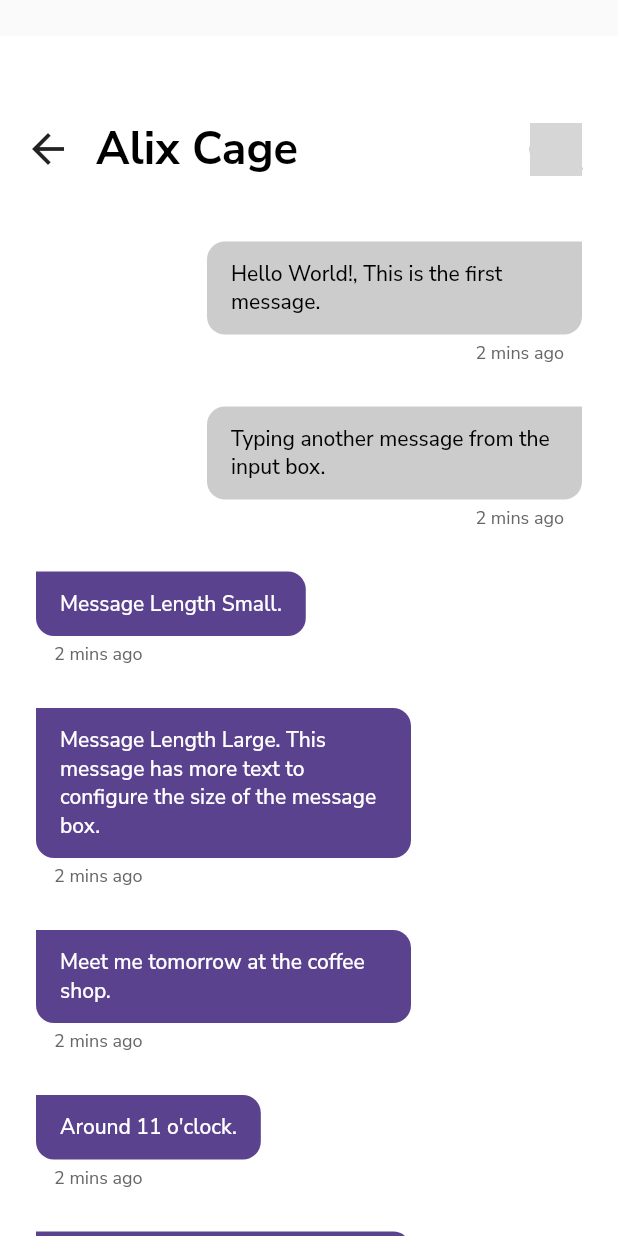
After one commit to akshayejh/flat_chat, a Flutter app: the ChatPage screen opened by its route, on a phone screen of 412 x 824 dp. The commit adds this screen. Run offline on Flutter 3.47's test engine with Material 2 defaults, Android fonts, the phone set to English and light mode, and no system bars; our stand-ins replace google_fonts; network calls fail; grey boxes are pictures that could not be loaded.

Commit message:
Implementation:
- ChatPage Half Complete

```diff
--- /dev/null
+++ b/lib/flat_widgets/flat_action_btn.dart
@@ -0,0 +1,21 @@
+import 'package:flutter/material.dart';
+
+class FlatActionButton extends StatelessWidget {
+  final Icon icon;
+  final Function onPressed;
+  FlatActionButton({this.icon, this.onPressed});
+
+  @override
+  Widget build(BuildContext context) {
+    return InkWell(
+      onTap: onPressed,
+      child: Container(
+        padding: EdgeInsets.all(8.0),
+        child: icon ?? Icon(
+          Icons.arrow_back,
+          size: 32.0,
+        ),
+      ),
+    );
+  }
+}
--- /dev/null
+++ b/lib/flat_widgets/flat_chat_message.dart
@@ -0,0 +1,116 @@
+import 'package:flutter/material.dart';
+
+enum MessageType { sent, received }
+
+class FlatChatMessage extends StatelessWidget {
+  final String message;
+  final MessageType messageType;
+  final Color backgroundColor;
+  final Color textColor;
+  final String time;
+  final bool showTime;
+  final double maxWidth;
+  final double minWidth;
+
+  FlatChatMessage(
+      {this.message, this.messageType, this.backgroundColor, this.textColor, this.time, this.showTime, this.minWidth, this.maxWidth});
+
+  CrossAxisAlignment messageAlignment() {
+    if (messageType == null || messageType == MessageType.received) {
+      return CrossAxisAlignment.start;
+    } else {
+      return CrossAxisAlignment.end;
+    }
+  }
+
+  double topLeftRadius() {
+    if (messageType == null || messageType == MessageType.received) {
+      return 0.0;
+    } else {
+      return 12.0;
+    }
+  }
+
+  double topRightRadius() {
+    if (messageType == null || messageType == MessageType.received) {
+      return 12.0;
+    } else {
+      return 0.0;
+    }
+  }
+
+  Color messageBgColor(BuildContext context) {
+    if (messageType == null || messageType == MessageType.received) {
+      return Theme.of(context).primaryColor;
+    } else {
+      return Color(0xFFCCCCCC);
+    }
+  }
+
+  Color messageTextColor(BuildContext context) {
+    if (messageType == null || messageType == MessageType.received) {
+      return Colors.white;
+    } else {
+      return Colors.black;
+    }
+  }
+
+  Text messageTime() {
+    if(showTime != null && showTime == true) {
+      return Text(
+        time ?? "Time",
+        style: TextStyle(
+          fontSize: 12.0,
+          color: Color(0xFF666666),
+        ),
+      );
+    } else {
+      return null;
+    }
+  }
+
+  @override
+  Widget build(BuildContext context) {
+    return Container(
+      padding: EdgeInsets.symmetric(
+        vertical: 12.0,
+        horizontal: 24.0,
+      ),
+      child: Column(
+        crossAxisAlignment: messageAlignment(),
+        children: [
+          Container(
+            constraints: BoxConstraints(minWidth: minWidth ?? 100.0, maxWidth: maxWidth ?? 250.0),
+            decoration: BoxDecoration(
+              color: backgroundColor ?? messageBgColor(context),
+              borderRadius: BorderRadius.only(
+                topLeft: Radius.circular(topLeftRadius()),
+                topRight: Radius.circular(topRightRadius()),
+                bottomLeft: Radius.circular(12.0),
+                bottomRight: Radius.circular(12.0),
+              ),
+            ),
+            padding: EdgeInsets.symmetric(
+              vertical: 12.0,
+              horizontal: 16.0,
+            ),
+            child: Text(
+              message ?? "Message here...",
+              style: TextStyle(
+                color: textColor ?? messageTextColor(context),
+                fontWeight: FontWeight.w500,
+              ),
+            ),
+          ),
+          Padding(
+            padding: const EdgeInsets.symmetric(
+              vertical: 4.0,
+              horizontal: 12.0,
+            ),
+            child: messageTime(),
+          ),
+        ],
+      ),
+    );
+  }
+}
--- a/lib/flat_widgets/flat_page_header.dart
+++ b/lib/flat_widgets/flat_page_header.dart
@@ -1,3 +1,4 @@
+import 'package:flatchat/flat_widgets/flat_profile_image.dart';
 import 'package:flutter/material.dart';
 
 class FlatPageHeader extends StatelessWidget {
@@ -6,30 +7,73 @@ class FlatPageHeader extends StatelessWidget {
   final FontWeight fontWeight;
   final Color backgroundColor;
   final Color textColor;
-  FlatPageHeader({this.title, this.textSize, this.fontWeight, this.backgroundColor, this.textColor});
+  final Widget suffixWidget;
+  final Widget prefixWidget;
+  FlatPageHeader({this.title, this.textSize, this.fontWeight, this.backgroundColor, this.textColor, this.suffixWidget, this.prefixWidget});
 
   @override
   Widget build(BuildContext context) {
+
+    double paddingRight() {
+      if(suffixWidget == null){
+        return 24.0;
+      } else {
+        return 16.0;
+      }
+    }
+
+    double paddingLeft() {
+      if(prefixWidget == null) {
+        return 24.0;
+      } else {
+        return 8.0;
+      }
+    }
+
+    double headerPadding() {
+      if(prefixWidget == null) {
+        return 0.0;
+      } else {
+        return 8.0;
+      }
+    }
+
     return Container(
       decoration: BoxDecoration(
         color: backgroundColor ?? Colors.white,
       ),
       padding: EdgeInsets.only(
         top: 50.0,
-        left: 24.0,
-        right: 24.0,
+        left: paddingLeft(),
+        right: paddingRight(),
         bottom: 24.0,
       ),
       child: Row(
+        mainAxisAlignment: MainAxisAlignment.spaceBetween,
         children: [
-          Text(
-            title ?? "Flat Chat",
-            style: TextStyle(
-              color: textColor ?? Colors.black,
-              fontSize: textSize ?? 30.0,
-              fontWeight: fontWeight ?? FontWeight.w700
+          Container(
+            child: Row(
+              children: [
+                prefixWidget ?? Container(),
+                Padding(
+                  padding: EdgeInsets.only(
+                    left: headerPadding(),
+                  ),
+                  child: Text(
+                    title ?? "Header",
+                    style: TextStyle(
+                      color: textColor ?? Colors.black,
+                      fontSize: textSize ?? 30.0,
+                      fontWeight: fontWeight ?? FontWeight.w700
+                    ),
+                  ),
+                ),
+              ],
             ),
-          )
+          ),
+          Container(
+            child: suffixWidget,
+          ),
         ],
       ),
     );
--- a/lib/main.dart
+++ b/lib/main.dart
@@ -1,5 +1,13 @@
+import 'package:flatchat/flat_widgets/flat_action_btn.dart';
 import 'package:flatchat/flat_widgets/flat_add_story_btn.dart';
+import 'package:flatchat/flat_widgets/flat_chat_item.dart';
+import 'package:flatchat/flat_widgets/flat_counter.dart';
+import 'package:flatchat/flat_widgets/flat_page_header.dart';
+import 'package:flatchat/flat_widgets/flat_profile_image.dart';
+import 'package:flatchat/flat_widgets/flat_section_header.dart';
 import 'package:flatchat/screens/apppage.dart';
+import 'package:flatchat/screens/chatpage.dart';
+import 'package:flatchat/screens/samplepage.dart';
 import 'package:flutter/material.dart';
 import 'package:google_fonts/google_fonts.dart';
 
@@ -26,9 +34,12 @@ class MyApp extends StatelessWidget {
         primaryColorLight: Color(0xffFCF9F5),
       ),
       debugShowCheckedModeBanner: false,
-      home: Scaffold(
-        body: AppPage(),
-      ),
+      routes: {
+        AppPage.id: (context) => AppPage(),
+        ChatPage.id: (context) => ChatPage(),
+        SamplePage.id: (context) => SamplePage(),
+      },
+      initialRoute: AppPage.id,
     );
   }
 }
--- a/lib/screens/apppage.dart
+++ b/lib/screens/apppage.dart
@@ -4,9 +4,12 @@ import 'package:flatchat/flat_widgets/flat_counter.dart';
 import 'package:flatchat/flat_widgets/flat_page_header.dart';
 import 'package:flatchat/flat_widgets/flat_profile_image.dart';
 import 'package:flatchat/flat_widgets/flat_section_header.dart';
+import 'package:flatchat/screens/chatpage.dart';
 import 'package:flutter/material.dart';
 
 class AppPage extends StatefulWidget {
+  static final String id = "AppPage";
+
   @override
   _AppPageState createState() => _AppPageState();
 }
@@ -14,7 +17,8 @@ class AppPage extends StatefulWidget {
 class _AppPageState extends State<AppPage> {
   @override
   Widget build(BuildContext context) {
-    return Container(
+    return Scaffold(
+      body: Container(
         width: double.infinity,
         color: Colors.white,
         child: ListView(
@@ -82,6 +86,9 @@ class _AppPageState extends State<AppPage> {
               name: "Alix Cage",
               message: "Something new here, wasup chan",
               multiLineMessage: true,
+              onPressed: () {
+                Navigator.pushNamed(context, ChatPage.id);
+              },
             ),
             FlatSectionHeader(
               text: "Messages",
@@ -108,6 +115,7 @@ class _AppPageState extends State<AppPage> {
             FlatChatItem()
           ],
         ),
+      ),
     );
   }
 }
--- /dev/null
+++ b/lib/screens/chatpage.dart
@@ -0,0 +1,95 @@
+import 'package:flatchat/flat_widgets/flat_action_btn.dart';
+import 'package:flatchat/flat_widgets/flat_chat_message.dart';
+import 'package:flatchat/flat_widgets/flat_page_header.dart';
+import 'package:flatchat/flat_widgets/flat_profile_image.dart';
+import 'package:flutter/material.dart';
+
+class ChatPage extends StatefulWidget {
+  static final String id = "ChatPage";
+
+  @override
+  _ChatPageState createState() => _ChatPageState();
+}
+
+class _ChatPageState extends State<ChatPage> {
+  @override
+  Widget build(BuildContext context) {
+    return Scaffold(
+      body: Container(
+        margin: EdgeInsets.only(
+          top: 24.0,
+        ),
+        width: double.infinity,
+        color: Colors.white,
+        child: Column(
+          children: [
+            FlatPageHeader(
+              prefixWidget: FlatActionButton(
+                onPressed: () {
+                  Navigator.pop(context);
+                },
+              ),
+              title: "Alix Cage",
+              suffixWidget: FlatProfileImage(
+                size: 35.0,
+                onlineIndicator: true,
+                imageUrl: 'https://images.pexels.com/photos/3866555/pexels-photo-3866555.png?auto=compress&cs=tinysrgb&dpr=2&h=750&w=1260',
+                onPressed: () {
+                  print("Clicked Profile Image");
+                },
+              ),
+            ),
+            Expanded(
+              child: ListView(
+                children: [
+                  FlatChatMessage(
+                    message: "Hello World!, This is the first message.",
+                    messageType: MessageType.sent,
+                    showTime: true,
+                    time: "2 mins ago",
+                  ),
+                  FlatChatMessage(
+                    message: "Typing another message from the input box.",
+                    messageType: MessageType.sent,
+                    showTime: true,
+                    time: "2 mins ago",
+                  ),
+                  FlatChatMessage(
+                    message: "Message Length Small.",
+                    showTime: true,
+                    time: "2 mins ago",
+                  ),
+                  FlatChatMessage(
+                    message: "Message Length Large. This message has more text to configure the size of the message box.",
+                    showTime: true,
+                    time: "2 mins ago",
+                  ),
+                  FlatChatMessage(
+                    message: "Meet me tomorrow at the coffee shop.",
+                    showTime: true,
+                    time: "2 mins ago",
+                  ),
+                  FlatChatMessage(
+                    message: "Around 11 o'clock.",
+                    showTime: true,
+                    time: "2 mins ago",
+                  ),
+                  FlatChatMessage(
+                    message: "Flat Social UI kit is going really well. Hope this finishes soon.",
+                    showTime: true,
+                    time: "2 mins ago",
+                  ),
+                  FlatChatMessage(
+                    message: "Final Message in the list.",
+                    showTime: true,
+                    time: "2 mins ago",
+                  ),
+                ],
+              ),
+            )
+          ],
+        ),
+      ),
+    );
+  }
+}
--- /dev/null
+++ b/lib/screens/samplepage.dart
@@ -0,0 +1,15 @@
+import 'package:flutter/material.dart';
+
+class SamplePage extends StatefulWidget {
+  static final String id = "SamplePage";
+
+  @override
+  _SamplePageState createState() => _SamplePageState();
+}
+
+class _SamplePageState extends State<SamplePage> {
+  @override
+  Widget build(BuildContext context) {
+    return Container();
+  }
+}
```
Lines whose indentation alone changed are shown as unchanged.
